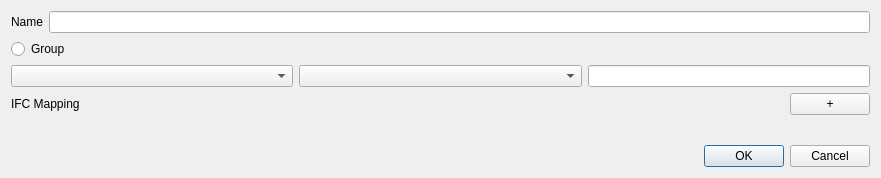
Old version of the form som_gui/module/object/qt/InfoWidget.ui in the repository c-mellueh/SOM-Toolkit.
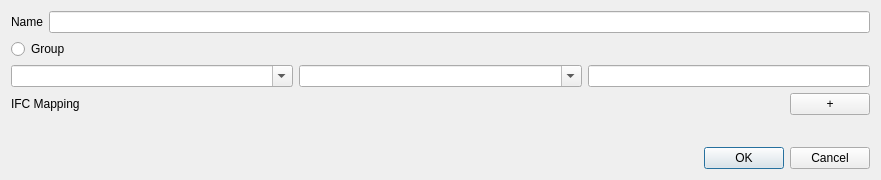
New version of the form.

Commit message: allow creation of new object with object info

Diff of the .ui file:
```diff
--- a/som_gui/module/object/qt/InfoWidget.ui
+++ b/som_gui/module/object/qt/InfoWidget.ui
@@ -7,7 +7,7 @@
                 <x>0</x>
                 <y>0</y>
                 <width>881</width>
-                <height>178</height>
+    <height>180</height>
             </rect>
         </property>
         <property name="sizePolicy">
@@ -48,10 +48,18 @@
             <item>
                 <layout class="QHBoxLayout" name="layout_ident_property">
                     <item>
-                        <widget class="QComboBox" name="combo_box_pset" />
+      <widget class="QComboBox" name="combo_box_pset">
+       <property name="editable">
+        <bool>true</bool>
+       </property>
+      </widget>
                     </item>
                     <item>
-                        <widget class="QComboBox" name="combo_box_attribute" />
+      <widget class="QComboBox" name="combo_box_attribute">
+       <property name="editable">
+        <bool>true</bool>
+       </property>
+      </widget>
                     </item>
                     <item>
                         <widget class="QLineEdit" name="line_edit_attribute_value">
```
Left out of the diff: 9 changed lines with no effect on the pictures. Lines whose indentation alone changed are shown as unchanged. The commit also changes 6 other files.
